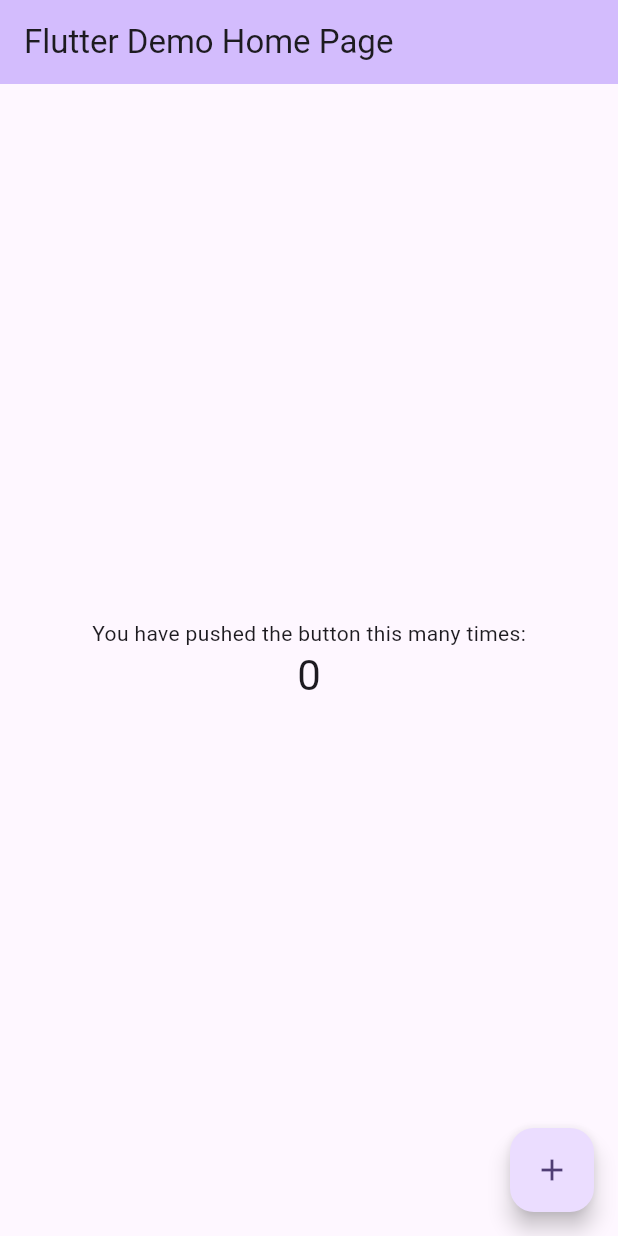
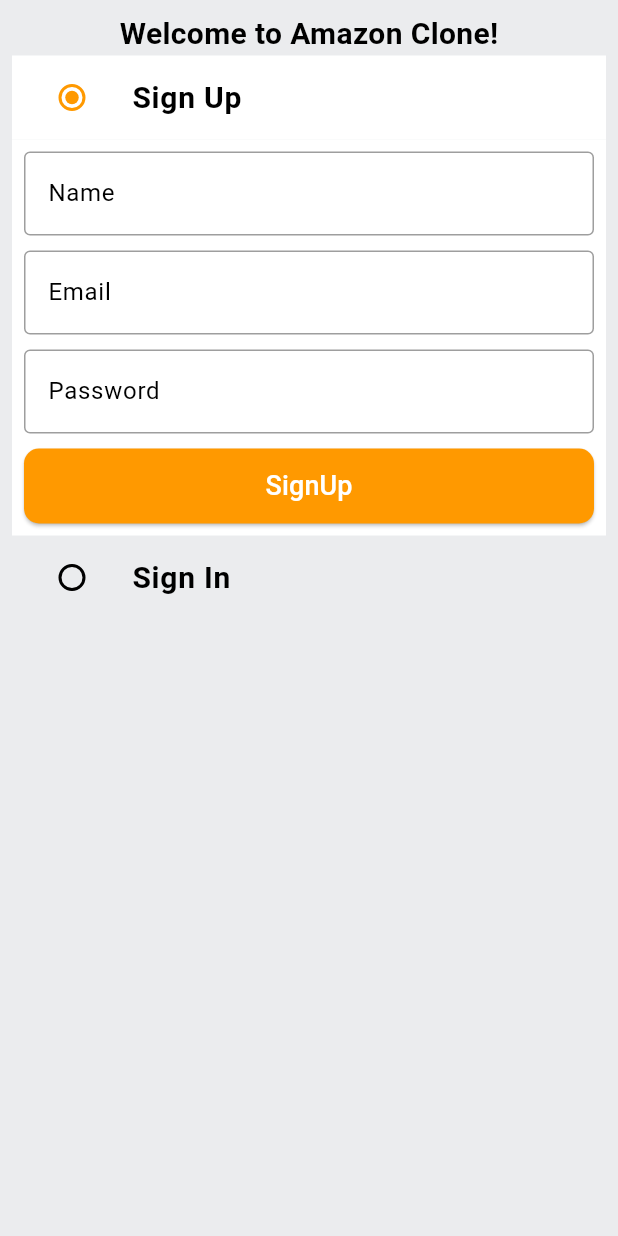
Before and after one commit to samridhav14/Ecommerce, a Flutter app: the screen it shows after launch, on a phone screen of 412 x 824 dp. Run offline on Flutter 3.47's test engine with Material 3 defaults, Android fonts, the phone set to English and light mode, and no system bars.

Commit message:
User auth frontend

```diff
--- /dev/null
+++ b/lib/common/widgets/custom_button.dart
@@ -0,0 +1,23 @@
+import 'package:amazon/constants/global_variables.dart';
+import 'package:flutter/material.dart';
+
+class CustomButton extends StatelessWidget {
+  final String text;
+  final VoidCallback onTap;
+  const CustomButton({super.key, required this.text, required this.onTap});
+
+  @override
+  Widget build(BuildContext context) {
+    return ElevatedButton(
+      onPressed: onTap,
+      style: ElevatedButton.styleFrom(
+        backgroundColor: GlobalVariables.secondaryColor,
+        minimumSize: const Size(double.infinity, 50),
+        shape: RoundedRectangleBorder(
+          borderRadius: BorderRadius.circular(10),
+        ),
+      ),
+      child: Text(text, style: const TextStyle(fontSize: 18, color: GlobalVariables.backgroundColor)),
+    );
+  }
+}
--- /dev/null
+++ b/lib/common/widgets/custom_textfeild.dart
@@ -0,0 +1,35 @@
+import 'package:flutter/material.dart';
+
+class CustomTextfeild extends StatelessWidget {
+  final TextEditingController controller;
+  final String labelText;
+
+   const CustomTextfeild({super.key, required this.controller, required this.labelText});
+
+  @override
+  Widget build(BuildContext context) {
+    return TextFormField(
+      controller: controller,
+      decoration:  InputDecoration(
+        border: const OutlineInputBorder(
+          borderSide: BorderSide(
+            color: Colors.black38,
+          ),
+        ),
+        enabledBorder: const OutlineInputBorder(
+          borderSide: BorderSide(
+            color: Colors.black38,
+          ),
+        ),
+        labelText: labelText,
+      ),
+      keyboardType: TextInputType.emailAddress,
+      validator: (value) {
+        if (value!.isEmpty) {
+          return 'Please enter your email';
+        }
+        return null;
+      },
+    );
+  }
+}
--- /dev/null
+++ b/lib/constants/global_variables.dart
@@ -0,0 +1,16 @@
+import 'package:flutter/material.dart';
+class GlobalVariables{
+    static const appBarGradient = LinearGradient(
+    colors: [
+      Color.fromARGB(255, 29, 201, 192),
+      Color.fromARGB(255, 125, 221, 216),
+    ],
+    stops: [0.5, 1.0],
+  );
+
+  static const secondaryColor = Color.fromRGBO(255, 153, 0, 1);
+  static const backgroundColor = Colors.white;
+  static const Color greyBackgroundCOlor = Color(0xffebecee);
+  static var selectedNavBarColor = Colors.cyan[800]!;
+  static const unselectedNavBarColor = Colors.black87;
+}
--- /dev/null
+++ b/lib/features/auth/screens/auth_screen.dart
@@ -0,0 +1,150 @@
+import 'package:amazon/common/widgets/custom_button.dart';
+import 'package:amazon/common/widgets/custom_textfeild.dart';
+import 'package:amazon/constants/global_variables.dart';
+import 'package:flutter/material.dart';
+
+enum Auth {
+  signIn,
+  signUp,
+}
+
+class AuthScreen extends StatefulWidget {
+  static const String routeName = '/auth-screen';
+  const AuthScreen({super.key});
+
+  @override
+  State<AuthScreen> createState() => _AuthScreenState();
+}
+
+class _AuthScreenState extends State<AuthScreen> {
+  Auth _auth = Auth.signUp;
+  final _signUpFormKey = GlobalKey<FormState>();
+  final _signInFormKey = GlobalKey<FormState>();
+  final TextEditingController _emailController = TextEditingController();
+  final TextEditingController _passwordController = TextEditingController();
+  final TextEditingController _nameController = TextEditingController();
+
+  @override
+  void dispose() {
+    // TODO: implement dispose
+    super.dispose();
+    _emailController.dispose();
+    _passwordController.dispose();
+    _nameController.dispose;
+  }
+
+  @override
+  Widget build(BuildContext context) {
+    return Scaffold(
+        backgroundColor: GlobalVariables.greyBackgroundCOlor,
+        body: SafeArea(
+            child: Padding(
+          padding: const EdgeInsets.all(8.0),
+          child: Column(
+            children: [
+              const Text(
+                'Welcome to Amazon Clone!',
+                style: TextStyle(fontSize: 20, fontWeight: FontWeight.bold),
+              ),
+              ListTile(
+                tileColor: (_auth == Auth.signUp)
+                    ? GlobalVariables.backgroundColor
+                    : GlobalVariables.greyBackgroundCOlor,
+                title: const Text(
+                  'Sign Up',
+                  style: TextStyle(fontSize: 20, fontWeight: FontWeight.bold),
+                ),
+                leading: Radio(
+                    activeColor: GlobalVariables.secondaryColor,
+                    value: Auth.signUp,
+                    groupValue: _auth,
+                    onChanged: (Auth? val) {
+                      setState(() {
+                        _auth = val!;
+                      });
+                    }),
+              ),
+              if (_auth == Auth.signUp)
+                Container(
+                  padding: const EdgeInsets.all(8.0),
+                  color: GlobalVariables.backgroundColor,
+                  child: Form(
+                    key: _signUpFormKey,
+                    child: Column(
+                      children: [
+                        CustomTextfeild(
+                          controller: _nameController,
+                          labelText: 'Name',
+                        ),
+                        const SizedBox(
+                          height: 10,
+                        ),
+                        CustomTextfeild(
+                          controller: _emailController,
+                          labelText: 'Email',
+                        ),
+                        const SizedBox(
+                          height: 10,
+                        ),
+                        CustomTextfeild(
+                          controller: _passwordController,
+                          labelText: 'Password',
+                        ),
+                        const SizedBox(
+                          height: 10,
+                        ),
+                        CustomButton(text: 'SignUp', onTap: () {}),
+                      ],
+                    ),
+                  ),
+                ),
+              ListTile(
+                 tileColor: (_auth == Auth.signIn)
+                    ? GlobalVariables.backgroundColor
+                    : GlobalVariables.greyBackgroundCOlor,
+                title: const Text(
+                  'Sign In',
+                  style: TextStyle(fontSize: 20, fontWeight: FontWeight.bold),
+                ),
+                leading: Radio(
+                    activeColor: GlobalVariables.secondaryColor,
+                    value: Auth.signIn,
+                    groupValue: _auth,
+                    onChanged: (Auth? val) {
+                      setState(() {
+                        _auth = val!;
+                      });
+                    }),
+              ),
+               if (_auth == Auth.signIn)
+                Container(
+                  padding: const EdgeInsets.all(8.0),
+                  color: GlobalVariables.backgroundColor,
+                  child: Form(
+                    key: _signUpFormKey,
+                    child: Column(
+                      children: [
+                        CustomTextfeild(
+                          controller: _emailController,
+                          labelText: 'Email',
+                        ),
+                        const SizedBox(
+                          height: 10,
+                        ),
+                        CustomTextfeild(
+                          controller: _passwordController,
+                          labelText: 'Password',
+                        ),
+                        const SizedBox(
+                          height: 10,
+                        ),
+                        CustomButton(text: 'SignIn', onTap: () {}),
+                      ],
+                    ),
+                  ),
+                ),
+            ],
+          ),
+        )));
+  }
+}
--- a/lib/main.dart
+++ b/lib/main.dart
@@ -1,3 +1,6 @@
+import 'package:amazon/constants/global_variables.dart';
+import 'package:amazon/features/auth/screens/auth_screen.dart';
+import 'package:amazon/router.dart';
 import 'package:flutter/material.dart';
 
 void main() {
@@ -11,115 +14,21 @@ class MyApp extends StatelessWidget {
   @override
   Widget build(BuildContext context) {
     return MaterialApp(
-      title: 'Flutter Demo',
+      title: 'Amazon Clone',
       theme: ThemeData(
-        // This is the theme of your application.
-        //
-        // TRY THIS: Try running your application with "flutter run". You'll see
-        // the application has a purple toolbar. Then, without quitting the app,
-        // try changing the seedColor in the colorScheme below to Colors.green
-        // and then invoke "hot reload" (save your changes or press the "hot
-        // reload" button in a Flutter-supported IDE, or press "r" if you used
-        // the command line to start the app).
-        //
-        // Notice that the counter didn't reset back to zero; the application
-        // state is not lost during the reload. To reset the state, use hot
-        // restart instead.
-        //
-        // This works for code too, not just values: Most code changes can be
-        // tested with just a hot reload.
-        colorScheme: ColorScheme.fromSeed(seedColor: Colors.deepPurple),
-        useMaterial3: true,
+        scaffoldBackgroundColor: GlobalVariables.backgroundColor,
+        colorScheme: const ColorScheme.light(
+          primary: GlobalVariables.secondaryColor,
+        ),
+        appBarTheme: const AppBarTheme(
+          elevation: 0,
+          iconTheme: IconThemeData(
+            color: Colors.black,
+          ),
+        ),
       ),
-      home: const MyHomePage(title: 'Flutter Demo Home Page'),
+      onGenerateRoute: (settings) => generateRoute(settings),
+      home: const AuthScreen(),
     );
   }
 }
-
-class MyHomePage extends StatefulWidget {
-  const MyHomePage({super.key, required this.title});
-
-  // This widget is the home page of your application. It is stateful, meaning
-  // that it has a State object (defined below) that contains fields that affect
-  // how it looks.
-
-  // This class is the configuration for the state. It holds the values (in this
-  // case the title) provided by the parent (in this case the App widget) and
-  // used by the build method of the State. Fields in a Widget subclass are
-  // always marked "final".
-
-  final String title;
-
-  @override
-  State<MyHomePage> createState() => _MyHomePageState();
-}
-
-class _MyHomePageState extends State<MyHomePage> {
-  int _counter = 0;
-
-  void _incrementCounter() {
-    setState(() {
-      // This call to setState tells the Flutter framework that something has
-      // changed in this State, which causes it to rerun the build method below
-      // so that the display can reflect the updated values. If we changed
-      // _counter without calling setState(), then the build method would not be
-      // called again, and so nothing would appear to happen.
-      _counter++;
-    });
-  }
-
-  @override
-  Widget build(BuildContext context) {
-    // This method is rerun every time setState is called, for instance as done
-    // by the _incrementCounter method above.
-    //
-    // The Flutter framework has been optimized to make rerunning build methods
-    // fast, so that you can just rebuild anything that needs updating rather
-    // than having to individually change instances of widgets.
-    return Scaffold(
-      appBar: AppBar(
-        // TRY THIS: Try changing the color here to a specific color (to
-        // Colors.amber, perhaps?) and trigger a hot reload to see the AppBar
-        // change color while the other colors stay the same.
-        backgroundColor: Theme.of(context).colorScheme.inversePrimary,
-        // Here we take the value from the MyHomePage object that was created by
-        // the App.build method, and use it to set our appbar title.
-        title: Text(widget.title),
-      ),
-      body: Center(
-        // Center is a layout widget. It takes a single child and positions it
-        // in the middle of the parent.
-        child: Column(
-          // Column is also a layout widget. It takes a list of children and
-          // arranges them vertically. By default, it sizes itself to fit its
-          // children horizontally, and tries to be as tall as its parent.
-          //
-          // Column has various properties to control how it sizes itself and
-          // how it positions its children. Here we use mainAxisAlignment to
-          // center the children vertically; the main axis here is the vertical
-          // axis because Columns are vertical (the cross axis would be
-          // horizontal).
-          //
-          // TRY THIS: Invoke "debug painting" (choose the "Toggle Debug Paint"
-          // action in the IDE, or press "p" in the console), to see the
-          // wireframe for each widget.
-          mainAxisAlignment: MainAxisAlignment.center,
-          children: <Widget>[
-            const Text(
-              'You have pushed the button this many times:',
-            ),
-            Text(
-              '$_counter',
-              style: Theme.of(context).textTheme.headlineMedium,
-            ),
-          ],
-        ),
-      ),
-      floatingActionButton: FloatingActionButton(
-        onPressed: _incrementCounter,
-        tooltip: 'Increment',
-        child: const Icon(Icons.add),
-      ), // This trailing comma makes auto-formatting nicer for build methods.
-    );
-  }
-}
--- /dev/null
+++ b/lib/router.dart
@@ -0,0 +1,18 @@
+import 'package:amazon/features/auth/screens/auth_screen.dart';
+import 'package:flutter/material.dart';
+
+Route<dynamic> generateRoute(RouteSettings routesettings) {
+  switch (routesettings.name) {
+    case AuthScreen.routeName:
+      return MaterialPageRoute(
+          settings: routesettings, builder: (_) => const AuthScreen());
+    default:
+      return MaterialPageRoute(
+        builder: (_) => const Scaffold(
+          body: Center(
+            child: Text('Page not found'),
+          ),
+        ),
+      );
+  }
+}
```
Also changed, not shown: pubspec.lock, 1 other file.
